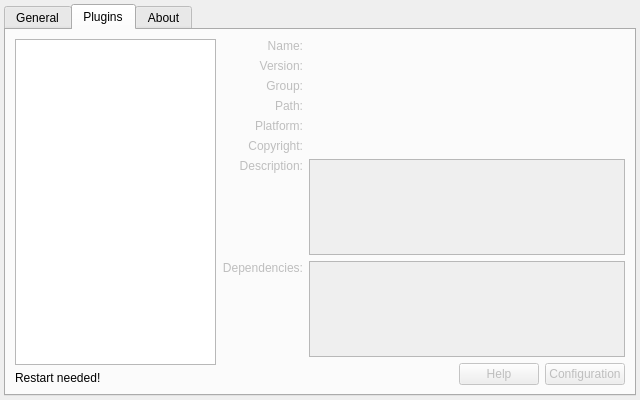
Before: the Qt Designer form src/settingswidget/settingswidget.ui in albertlauncher/albert, drawn with Qt 5.
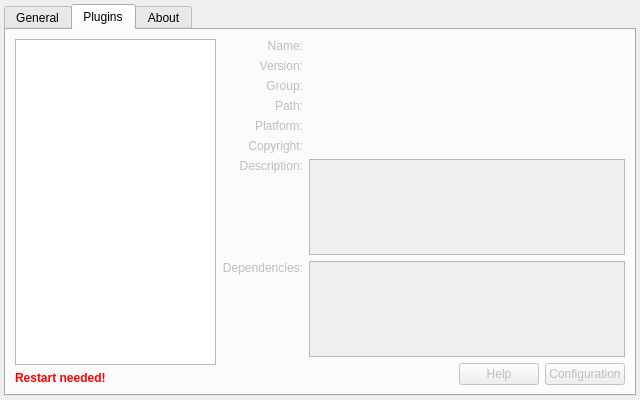
After: the same form once the commit is applied. The open tabs and pages were chosen to show the change. Icons and pictures are not drawn. Custom widgets are drawn as their Qt base class.

Commit message: Visually suggest a restart when changing the plugin blacklist

```diff
--- a/src/settingswidget/settingswidget.ui
+++ b/src/settingswidget/settingswidget.ui
@@ -242,7 +242,7 @@
          <item>
           <widget class="QLabel" name="label_restart">
            <property name="text">
-            <string>Restart needed!</string>
+            <string>&lt;html&gt;&lt;head/&gt;&lt;body&gt;&lt;p&gt;&lt;span style=&quot; font-weight:600; color:#ff0000;&quot;&gt;Restart needed!&lt;/span&gt;&lt;/p&gt;&lt;/body&gt;&lt;/html&gt;</string>
            </property>
           </widget>
          </item>
```
Left out of the diff: 5 changed lines with no effect on the pictures. The commit also changes 1 other file.
